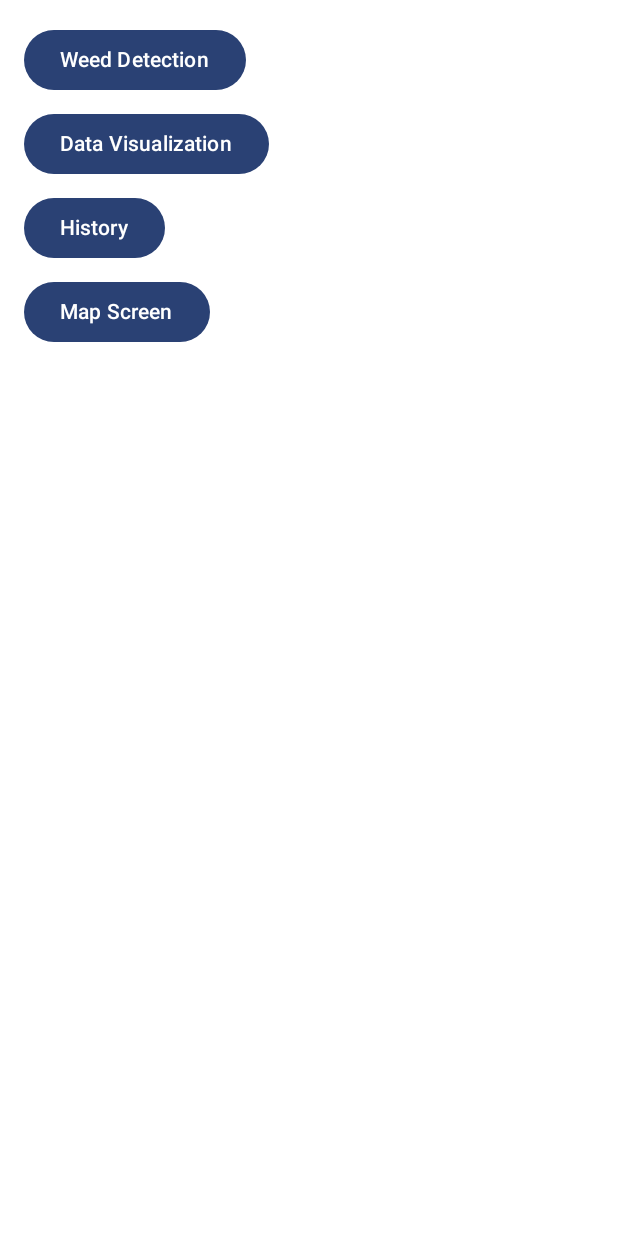
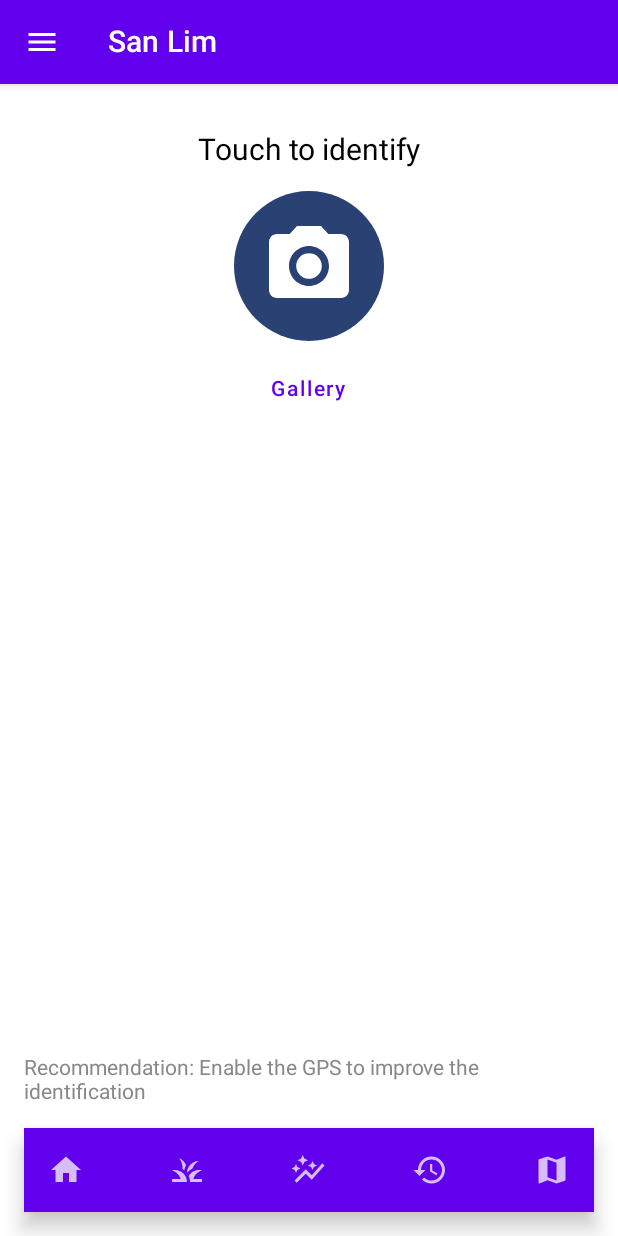
Before and after one commit to kimpgithub/foresting, an Android app built with Jetpack Compose: the screen it shows after launch (MainActivity), on a phone screen of 412 x 824 dp. Run offline under Robolectric (Android 15) with nearby library versions, the light colour scheme and no system bars.

Commit message:
homescreen 수정

```diff
--- a/app/src/main/java/com/example/san_lim/HomeScreen.kt
+++ /dev/null
@@ -1,30 +0,0 @@
-package com.example.san_lim
-
-import androidx.compose.foundation.layout.*
-import androidx.compose.material3.Button
-import androidx.compose.material3.Text
-import androidx.compose.runtime.Composable
-import androidx.navigation.NavHostController
-import androidx.compose.ui.Modifier
-import androidx.compose.ui.unit.dp
-
-@Composable
-fun HomeScreen(navController: NavHostController) {
-    Column(modifier = Modifier.padding(16.dp)) {
-        Button(onClick = { navController.navigate("weed_detection") }) {
-            Text("Weed Detection")
-        }
-        Spacer(modifier = Modifier.height(8.dp))
-        Button(onClick = { navController.navigate("data_visualization") }) {
-            Text("Data Visualization")
-        }
-        Spacer(modifier = Modifier.height(8.dp))
-        Button(onClick = { navController.navigate("history") }) {
-            Text("History")
-        }
-        Spacer(modifier = Modifier.height(8.dp))
-        Button(onClick = { navController.navigate("map_screen") }) {
-            Text("Map Screen")
-        }
-    }
-}
--- a/app/src/main/java/com/example/san_lim/NavGraph.kt
+++ b/app/src/main/java/com/example/san_lim/NavGraph.kt
@@ -4,6 +4,11 @@ import androidx.compose.runtime.Composable
 import androidx.navigation.compose.NavHost
 import androidx.navigation.compose.composable
 import androidx.navigation.compose.rememberNavController
+import com.example.san_lim.screens.data.DataVisualizationScreen
+import com.example.san_lim.screens.history.HistoryScreen
+import com.example.san_lim.screens.home.HomeScreen
+import com.example.san_lim.screens.map.MapScreen
+import com.example.san_lim.screens.weed.WeedDetectionScreen
 
 @Composable
 fun NavGraph(startDestination: String = "home") {
--- a/app/src/main/java/com/example/san_lim/DataVisualizationScreen.kt
+++ b/app/src/main/java/com/example/san_lim/screens/data/DataVisualizationScreen.kt
@@ -1,4 +1,4 @@
-package com.example.san_lim
+package com.example.san_lim.screens.data
 
 import androidx.compose.material.Text
 import androidx.compose.runtime.Composable
--- /dev/null
+++ b/app/src/main/java/com/example/san_lim/screens/drawer/DrawerContent.kt
@@ -0,0 +1,52 @@
+package com.example.san_lim.screens.drawer
+
+import androidx.compose.foundation.layout.*
+import androidx.compose.material.Divider
+import androidx.compose.material.MaterialTheme
+import androidx.compose.material.ScaffoldState
+import androidx.compose.material.Text
+import androidx.compose.material.TextButton
+import androidx.compose.runtime.Composable
+import androidx.compose.runtime.rememberCoroutineScope
+import androidx.compose.ui.Modifier
+import androidx.compose.ui.unit.dp
+import androidx.navigation.NavHostController
+import kotlinx.coroutines.CoroutineScope
+import kotlinx.coroutines.launch
+
+@Composable
+fun DrawerContent(navController: NavHostController, scaffoldState: ScaffoldState) {
+    val scope = rememberCoroutineScope()
+
+    Column(modifier = Modifier.fillMaxSize().padding(16.dp)) {
+        Text(
+            text = "Navigation Drawer",
+            style = MaterialTheme.typography.h6,
+            modifier = Modifier.padding(bottom = 16.dp)
+        )
+        Divider()
+        DrawerItem(navController, scaffoldState, scope, "Home", "home")
+        DrawerItem(navController, scaffoldState, scope, "Weed Detection", "weed_detection")
+        DrawerItem(navController, scaffoldState, scope, "Data Visualization", "data_visualization")
+        DrawerItem(navController, scaffoldState, scope, "History", "history")
+        DrawerItem(navController, scaffoldState, scope, "Map Screen", "map_screen")
+    }
+}
+
+@Composable
+fun DrawerItem(
+    navController: NavHostController,
+    scaffoldState: ScaffoldState,
+    scope: CoroutineScope,
+    title: String,
+    route: String
+) {
+    TextButton(onClick = {
+        scope.launch {
+            scaffoldState.drawerState.close()
+        }
+        navController.navigate(route)
+    }) {
+        Text(title, modifier = Modifier.fillMaxWidth().padding(16.dp))
+    }
+}
--- a/app/src/main/java/com/example/san_lim/HistoryScreen.kt
+++ b/app/src/main/java/com/example/san_lim/screens/history/HistoryScreen.kt
@@ -1,4 +1,4 @@
-package com.example.san_lim
+package com.example.san_lim.screens.history
 
 import androidx.compose.material.Text
 import androidx.compose.runtime.Composable
--- /dev/null
+++ b/app/src/main/java/com/example/san_lim/screens/home/HomeScreen.kt
@@ -0,0 +1,131 @@
+package com.example.san_lim.screens.home
+
+
+//noinspection UsingMaterialAndMaterial3Libraries
+import androidx.compose.foundation.background
+import androidx.compose.foundation.clickable
+import androidx.compose.foundation.layout.Box
+import androidx.compose.foundation.layout.Column
+import androidx.compose.foundation.layout.Spacer
+import androidx.compose.foundation.layout.fillMaxSize
+import androidx.compose.foundation.layout.height
+import androidx.compose.foundation.layout.padding
+import androidx.compose.foundation.layout.size
+import androidx.compose.foundation.shape.CircleShape
+import androidx.compose.material.BottomAppBar
+import androidx.compose.material.Icon
+import androidx.compose.material.IconButton
+import androidx.compose.material.Scaffold
+import androidx.compose.material.Text
+import androidx.compose.material.TextButton
+import androidx.compose.material.TopAppBar
+import androidx.compose.material.rememberScaffoldState
+import androidx.compose.material3.ExperimentalMaterial3Api
+import androidx.compose.runtime.Composable
+import androidx.compose.runtime.rememberCoroutineScope
+import androidx.compose.ui.Alignment
+import androidx.compose.ui.Modifier
+import androidx.compose.ui.draw.clip
+import androidx.compose.ui.graphics.Color
+import androidx.compose.ui.res.painterResource
+import androidx.compose.ui.unit.dp
+import androidx.compose.ui.unit.sp
+import androidx.navigation.NavHostController
+import com.example.san_lim.R
+import com.example.san_lim.screens.drawer.DrawerContent
+import kotlinx.coroutines.launch
+import androidx.compose.material3.MaterialTheme as Material3Theme
+
+@OptIn(ExperimentalMaterial3Api::class)
+@Composable
+fun HomeScreen(navController: NavHostController) {
+    val scaffoldState = rememberScaffoldState()
+    val scope = rememberCoroutineScope()
+
+    Scaffold(
+        scaffoldState = scaffoldState,
+        topBar = {
+            TopAppBar(
+                title = { Text("San Lim") },
+                navigationIcon = {
+                    IconButton(onClick = {
+                        scope.launch {
+                            scaffoldState.drawerState.open()
+                        }
+                    }) {
+                        Icon(painterResource(id = R.drawable.ic_menu), contentDescription = "Menu")
+                    }
+                }
+            )
+        },
+        drawerContent = {
+            DrawerContent(navController, scaffoldState)
+        }
+    ) { innerPadding ->
+        Column(
+            modifier = Modifier
+                .padding(innerPadding)
+                .fillMaxSize()
+                .padding(16.dp),
+            horizontalAlignment = Alignment.CenterHorizontally
+        ) {
+            Spacer(modifier = Modifier.height(16.dp))
+            Text("Touch to identify", fontSize = 20.sp)
+            Spacer(modifier = Modifier.height(16.dp))
+            Box(
+                modifier = Modifier
+                    .size(100.dp)
+                    .clip(CircleShape)
+                    .background(Material3Theme.colorScheme.primary)
+                    .clickable { navController.navigate("camera") },
+                contentAlignment = Alignment.Center
+            ) {
+                Icon(
+                    painter = painterResource(id = R.drawable.ic_camera),
+                    contentDescription = "Identify",
+                    tint = Color.White,
+                    modifier = Modifier.size(64.dp)
+                )
+            }
+            Spacer(modifier = Modifier.height(8.dp))
+            TextButton(onClick = { navController.navigate("gallery") }) {
+                Text("Gallery")
+            }
+            Spacer(modifier = Modifier.weight(1f))
+            Text(
+                "Recommendation: Enable the GPS to improve the identification",
+                fontSize = 14.sp,
+                color = Color.Gray
+            )
+            Spacer(modifier = Modifier.height(16.dp))
+            BottomNavigation(navController)
+        }
+    }
+}
+
+
+
+@Composable
+fun BottomNavigation(navController: NavHostController) {
+    BottomAppBar {
+        IconButton(onClick = { navController.navigate("home") }) {
+            Icon(painter = painterResource(id = R.drawable.ic_home), contentDescription = "Home")
+        }
+        Spacer(modifier = Modifier.weight(1f, true))
+        IconButton(onClick = { navController.navigate("weed_detection") }) {
+            Icon(painter = painterResource(id = R.drawable.ic_weed_detection), contentDescription = "Weed Detection")
+        }
+        Spacer(modifier = Modifier.weight(1f, true))
+        IconButton(onClick = { navController.navigate("data_visualization") }) {
+            Icon(painter = painterResource(id = R.drawable.ic_data_visualization), contentDescription = "Data Visualization")
+        }
+        Spacer(modifier = Modifier.weight(1f, true))
+        IconButton(onClick = { navController.navigate("history") }) {
+            Icon(painter = painterResource(id = R.drawable.ic_history), contentDescription = "History")
+        }
+        Spacer(modifier = Modifier.weight(1f, true))
+        IconButton(onClick = { navController.navigate("map_screen") }) {
+            Icon(painter = painterResource(id = R.drawable.ic_map), contentDescription = "Map Screen")
+        }
+    }
+}
--- a/app/src/main/java/com/example/san_lim/MapScreen.kt
+++ b/app/src/main/java/com/example/san_lim/screens/map/MapScreen.kt
@@ -1,4 +1,4 @@
-package com.example.san_lim
+package com.example.san_lim.screens.map
 
 import android.os.Bundle
 import android.util.Log
--- a/app/src/main/java/com/example/san_lim/MapViewModel.kt
+++ b/app/src/main/java/com/example/san_lim/screens/map/MapViewModel.kt
@@ -1,4 +1,4 @@
-package com.example.san_lim
+package com.example.san_lim.screens.map
 
 import android.os.Bundle
 import androidx.compose.runtime.getValue
--- a/app/src/main/java/com/example/san_lim/WeedDetectionScreen.kt
+++ b/app/src/main/java/com/example/san_lim/screens/weed/WeedDetectionScreen.kt
@@ -1,4 +1,4 @@
-package com.example.san_lim
+package com.example.san_lim.screens.weed
 
 import androidx.compose.material.Text
 import androidx.compose.runtime.Composable
--- /dev/null
+++ b/app/src/main/res/drawable/ic_camera.xml
@@ -0,0 +1,7 @@
+<vector xmlns:android="http://schemas.android.com/apk/res/android" android:height="24dp" android:tint="#000000" android:viewportHeight="24" android:viewportWidth="24" android:width="24dp">
+
+    <path android:fillColor="@android:color/white" android:pathData="M12,12m-3.2,0a3.2,3.2 0,1 1,6.4 0a3.2,3.2 0,1 1,-6.4 0"/>
+
+    <path android:fillColor="@android:color/white" android:pathData="M9,2L7.17,4L4,4c-1.1,0 -2,0.9 -2,2v12c0,1.1 0.9,2 2,2h16c1.1,0 2,-0.9 2,-2L22,6c0,-1.1 -0.9,-2 -2,-2h-3.17L15,2L9,2zM12,17c-2.76,0 -5,-2.24 -5,-5s2.24,-5 5,-5 5,2.24 5,5 -2.24,5 -5,5z"/>
+
+</vector>
--- /dev/null
+++ b/app/src/main/res/drawable/ic_data_visualization.xml
@@ -0,0 +1,5 @@
+<vector xmlns:android="http://schemas.android.com/apk/res/android" android:height="24dp" android:tint="#000000" android:viewportHeight="24" android:viewportWidth="24" android:width="24dp">
+
+    <path android:fillColor="@android:color/white" android:pathData="M14.06,9.94L12,9l2.06,-0.94L15,6l0.94,2.06L18,9l-2.06,0.94L15,12L14.06,9.94zM4,14l0.94,-2.06L7,11l-2.06,-0.94L4,8l-0.94,2.06L1,11l2.06,0.94L4,14zM8.5,9l1.09,-2.41L12,5.5L9.59,4.41L8.5,2L7.41,4.41L5,5.5l2.41,1.09L8.5,9zM4.5,20.5l6,-6.01l4,4L23,8.93l-1.41,-1.41l-7.09,7.97l-4,-4L3,19L4.5,20.5z"/>
+
+</vector>
--- /dev/null
+++ b/app/src/main/res/drawable/ic_history.xml
@@ -0,0 +1,5 @@
+<vector xmlns:android="http://schemas.android.com/apk/res/android" android:height="24dp" android:tint="#000000" android:viewportHeight="24" android:viewportWidth="24" android:width="24dp">
+
+    <path android:fillColor="@android:color/white" android:pathData="M13,3c-4.97,0 -9,4.03 -9,9L1,12l3.89,3.89 0.07,0.14L9,12L6,12c0,-3.87 3.13,-7 7,-7s7,3.13 7,7 -3.13,7 -7,7c-1.93,0 -3.68,-0.79 -4.94,-2.06l-1.42,1.42C8.27,19.99 10.51,21 13,21c4.97,0 9,-4.03 9,-9s-4.03,-9 -9,-9zM12,8v5l4.28,2.54 0.72,-1.21 -3.5,-2.08L13.5,8L12,8z"/>
+
+</vector>
--- /dev/null
+++ b/app/src/main/res/drawable/ic_home.xml
@@ -0,0 +1,5 @@
+<vector xmlns:android="http://schemas.android.com/apk/res/android" android:height="24dp" android:tint="#000000" android:viewportHeight="24" android:viewportWidth="24" android:width="24dp">
+
+    <path android:fillColor="@android:color/white" android:pathData="M10,20v-6h4v6h5v-8h3L12,3 2,12h3v8z"/>
+
+</vector>
--- /dev/null
+++ b/app/src/main/res/drawable/ic_map.xml
@@ -0,0 +1,5 @@
+<vector xmlns:android="http://schemas.android.com/apk/res/android" android:height="24dp" android:tint="#000000" android:viewportHeight="24" android:viewportWidth="24" android:width="24dp">
+
+    <path android:fillColor="@android:color/white" android:pathData="M20.5,3l-0.16,0.03L15,5.1 9,3 3.36,4.9c-0.21,0.07 -0.36,0.25 -0.36,0.48V20.5c0,0.28 0.22,0.5 0.5,0.5l0.16,-0.03L9,18.9l6,2.1 5.64,-1.9c0.21,-0.07 0.36,-0.25 0.36,-0.48V3.5c0,-0.28 -0.22,-0.5 -0.5,-0.5zM15,19l-6,-2.11V5l6,2.11V19z"/>
+
+</vector>
--- /dev/null
+++ b/app/src/main/res/drawable/ic_menu.xml
@@ -0,0 +1,5 @@
+<vector xmlns:android="http://schemas.android.com/apk/res/android" android:height="24dp" android:tint="#000000" android:viewportHeight="24" android:viewportWidth="24" android:width="24dp">
+
+    <path android:fillColor="@android:color/white" android:pathData="M3,18h18v-2L3,16v2zM3,13h18v-2L3,11v2zM3,6v2h18L21,6L3,6z"/>
+
+</vector>
--- /dev/null
+++ b/app/src/main/res/drawable/ic_weed_detection.xml
@@ -0,0 +1,5 @@
+<vector xmlns:android="http://schemas.android.com/apk/res/android" android:height="24dp" android:tint="#000000" android:viewportHeight="24" android:viewportWidth="24" android:width="24dp">
+
+    <path android:fillColor="@android:color/white" android:pathData="M12,20H2v-2h5.75l0,0C7.02,15.19 4.81,12.99 2,12.26C2.64,12.1 3.31,12 4,12C8.42,12 12,15.58 12,20zM22,12.26C21.36,12.1 20.69,12 20,12c-2.93,0 -5.48,1.58 -6.88,3.93c0.29,0.66 0.53,1.35 0.67,2.07c0.13,0.65 0.2,1.32 0.2,2h2h6v-2h-5.75C16.98,15.19 19.19,12.99 22,12.26zM15.64,11.02c0.78,-2.09 2.23,-3.84 4.09,-5C15.44,6.16 12,9.67 12,14c0,0.01 0,0.02 0,0.02C12.95,12.75 14.2,11.72 15.64,11.02zM11.42,8.85C10.58,6.66 8.88,4.89 6.7,4C8.14,5.86 9,8.18 9,10.71c0,0.21 -0.03,0.41 -0.04,0.61c0.43,0.24 0.83,0.52 1.22,0.82C10.39,10.96 10.83,9.85 11.42,8.85z"/>
+
+</vector>
```
